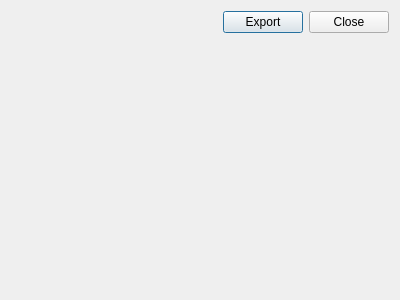
Old version of the form ui/api_composers.ui in the repository Giswater/giswater_qgis_plugin.
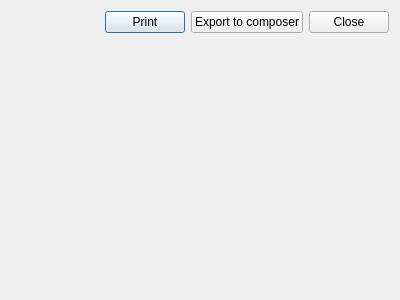
New version of the form.

Patch:
```diff
--- a/ui/api_composers.ui
+++ b/ui/api_composers.ui
@@ -32,10 +32,17 @@
        </property>
       </spacer>
      </item>
+     <item>
+      <widget class="QPushButton" name="btn_print">
+       <property name="text">
+        <string>Print</string>
+       </property>
+      </widget>
+     </item>
      <item>
       <widget class="QPushButton" name="btn_export">
        <property name="text">
-        <string>Export</string>
+        <string>Export to composer</string>
        </property>
       </widget>
      </item>
```
